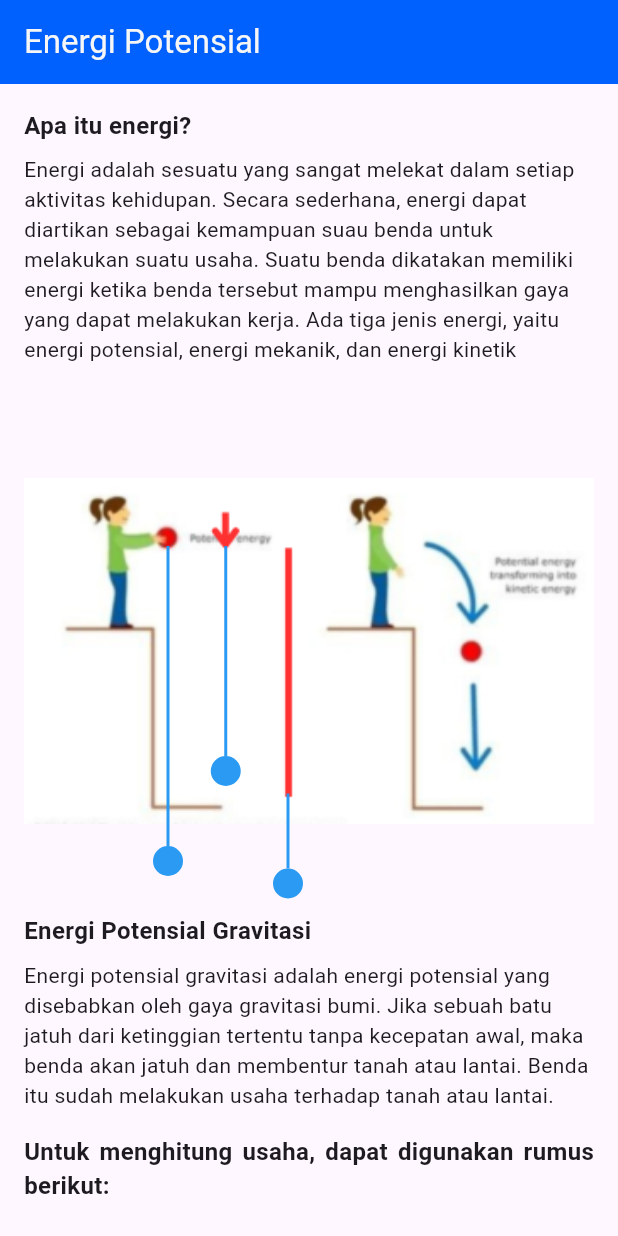
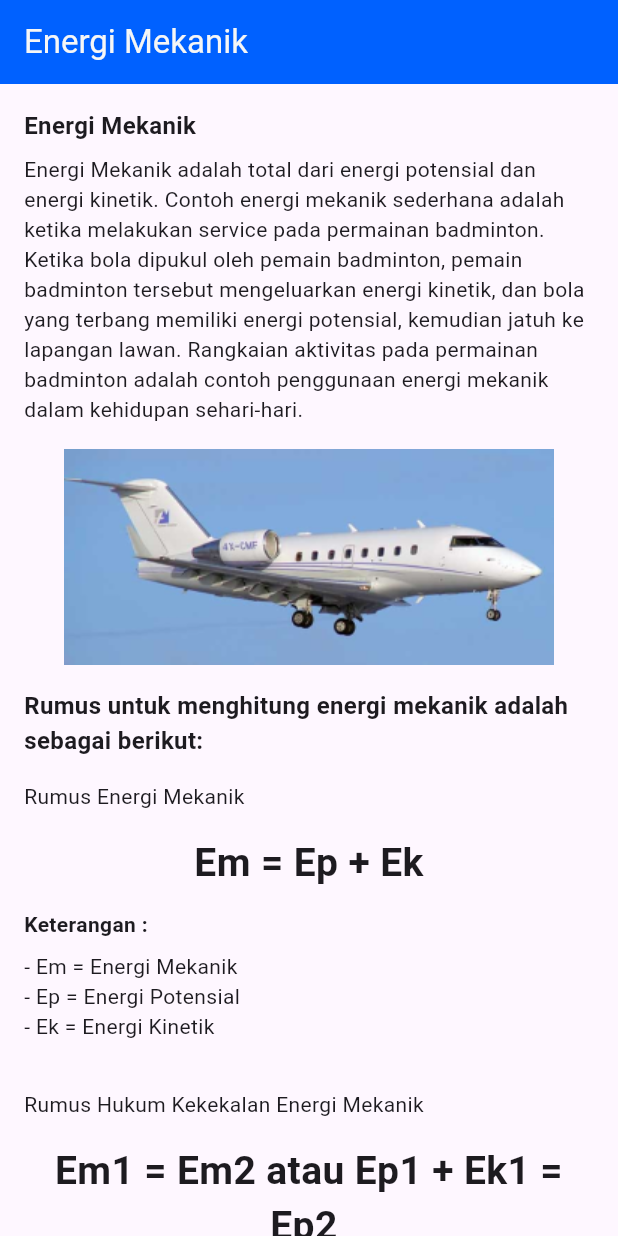
Before and after one commit to DesrielKiki/sunco_physics, a Flutter app: the screen it shows after launch, on a phone screen of 412 x 824 dp. Run offline on Flutter 3.47's test engine with Material 3 defaults, Android fonts, the light colour scheme and no system bars; our stand-ins replace cloud_firestore, firebase_auth, firebase_core, firebase_storage, image_picker, shared_preferences; accounts and stored records are empty.

Commit message:
:hammer: create mechanical energy lesson

```diff
--- a/lib/main.dart
+++ b/lib/main.dart
@@ -3,6 +3,7 @@ import 'package:flutter/material.dart';
 import 'package:sunco_physics/firebase_options.dart';
 import 'package:sunco_physics/presentation/navigation/app_routes.dart';
 import 'package:sunco_physics/presentation/screen/lesson/offline_lesson/lesson/kinetic_energy_lesson.dart';
+import 'package:sunco_physics/presentation/screen/lesson/offline_lesson/lesson/mechanical_energy_lesson.dart';
 import 'package:sunco_physics/presentation/screen/lesson/offline_lesson/lesson/potential_energy_lesson.dart';
 import 'package:sunco_physics/presentation/screen/lesson/offline_lesson/lesson/spring_lesson.dart';
 
@@ -34,7 +35,7 @@ class MyApp extends StatelessWidget {
         ),
         useMaterial3: true,
       ),
-      home: const PotentialEnergyLessonScreen(),
+      home: const MechanicalEnergyLesson(),
     );
   }
 }
--- /dev/null
+++ b/lib/presentation/screen/lesson/offline_lesson/lesson/mechanical_energy_lesson.dart
@@ -0,0 +1,74 @@
+import 'package:flutter/material.dart';
+import 'package:sunco_physics/presentation/component/formula_text.dart';
+import 'package:sunco_physics/presentation/component/question_button.dart';
+import 'package:sunco_physics/presentation/component/subtitle_with_description.dart';
+import 'package:sunco_physics/presentation/theme/color_config.dart';
+
+class MechanicalEnergyLesson extends StatelessWidget {
+  const MechanicalEnergyLesson({super.key});
+
+  @override
+  Widget build(BuildContext context) {
+    return Scaffold(
+      appBar: AppBar(
+        title: const Text('Energi Mekanik'),
+        backgroundColor: ColorConfig.primaryColor,
+        foregroundColor: ColorConfig.onPrimaryColor,
+      ),
+      body: SingleChildScrollView(
+        child: Padding(
+          padding: const EdgeInsets.all(16.0),
+          child: Column(
+            children: [
+              const SubtitleWithDescription(
+                subtitle: 'Energi Mekanik',
+                description:
+                    'Energi Mekanik adalah total dari energi potensial dan energi kinetik. Contoh energi mekanik sederhana adalah ketika melakukan service pada permainan badminton. Ketika bola dipukul oleh pemain badminton, pemain badminton tersebut mengeluarkan energi kinetik, dan bola yang terbang memiliki energi potensial, kemudian jatuh ke lapangan lawan. Rangkaian aktivitas pada permainan badminton adalah contoh penggunaan energi mekanik dalam kehidupan sehari-hari.',
+              ),
+              const SizedBox(height: 16.0),
+              Image.asset('assets/lesson/img_mechanical_energy.png'),
+              const SizedBox(height: 16.0),
+              const Text(
+                'Rumus untuk menghitung energi mekanik adalah sebagai berikut:',
+                style: TextStyle(fontSize: 16, fontWeight: FontWeight.bold),
+              ),
+              const SizedBox(height: 16.0),
+              const Align(
+                alignment: Alignment.centerLeft,
+                child: Text('Rumus Energi Mekanik'),
+              ),
+              const SizedBox(height: 16.0),
+              const FormulaText(
+                  formula: 'Em = Ep + Ek',
+                  description:
+                      '- Em = Energi Mekanik\n- Ep = Energi Potensial\n- Ek = Energi Kinetik'),
+              const SizedBox(height: 32.0),
+              const Align(
+                alignment: Alignment.centerLeft,
+                child: Text('Rumus Hukum Kekekalan Energi Mekanik'),
+              ),
+              const SizedBox(height: 16.0),
+              const FormulaText(
+                formula: 'Em1 = Em2 atau Ep1 + Ek1 = Ep2 ',
+                description:
+                    '- Em = Energi Mekanik\n- Ep = Energi Potensial\n- Ek = Energi Kinetik',
+              ),
+              const SizedBox(height: 16.0),
+              const QuestionButton(
+                  title: 'Soal',
+                  question:
+                      'Sebuah apel memiliki massa 300 gram (0.3 kg) jatuh dari pohonnya pada ketinggian 10 meter. Jika g =10 m/detik2, berapakah energi mekanik pada apel?',
+                  known:
+                      '- m = 300 gram = 0,3 kg\n- h = 10 meter\n- g = 10m/s^2',
+                  asked: 'Em = . . . ?',
+                  answer:
+                      'Em = Ep + Ek\nEm = (m × g × h) + (1/2 × m × v2)\nEm = (0.3 × 10 × 10) + (1/2 × 0.3 × 02)\nEm = (30) + (0)\nEm = 30 Joule',
+                  conclusion:
+                      'Sehingga Energi mekanik apel tersebut adalah 30 Joule')
+            ],
+          ),
+        ),
+      ),
+    );
+  }
+}
```
Also changed, not shown: assets/lesson/img_mechanical_energy.png (added).
